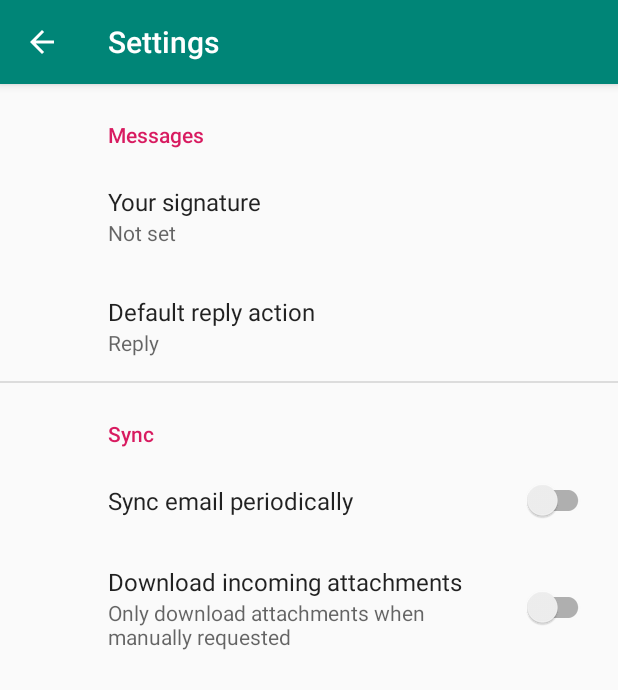
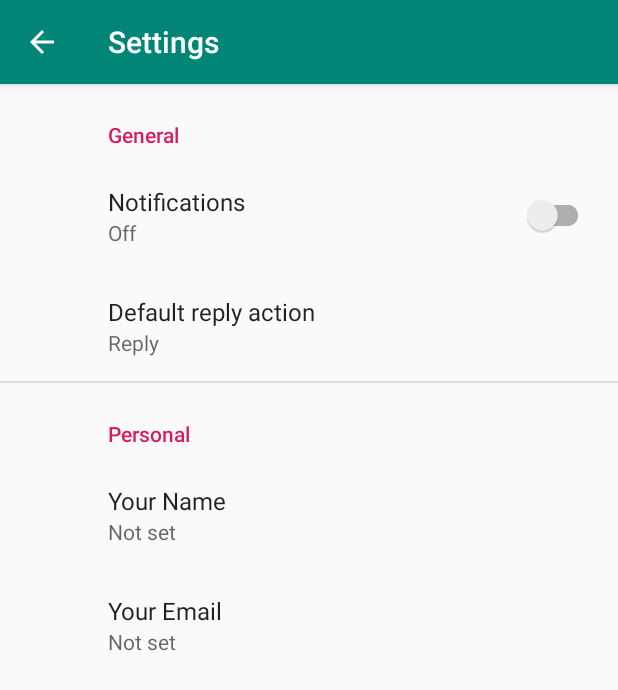
Before and after one commit to umanga-shrestha/BeerInventoryAppupdate, an Android app: the SettingsActivity screen opened directly, with no data from a screen before it, on a phone screen of 412 x 824 dp. Shown: the top 690 px of the screen. Run offline under Robolectric (Android 15) with nearby library versions, the phone set to English and light mode, and no system bars; our stand-ins replace androidx.preference.

Commit message:
Update settings

```diff
--- a/app/src/main/java/com/example/beerinventory/NewDrinkActitvity.java
+++ b/app/src/main/java/com/example/beerinventory/NewDrinkActitvity.java
@@ -1,18 +1,14 @@
 package com.example.beerinventory;
 
-import android.content.Context;
-import android.content.Intent;
 import android.os.Bundle;
 import android.text.InputFilter;
 import android.text.Spanned;
 import android.os.Environment;
-import android.util.Log;
 import android.view.View;
 import android.widget.Button;
 import android.widget.EditText;
-import android.widget.Toast;
 
-import java.nio.file.Files;
+
 import java.io.*;
 
 import androidx.appcompat.app.ActionBar;
--- a/app/src/main/java/com/example/beerinventory/SettingsActivity.java
+++ b/app/src/main/java/com/example/beerinventory/SettingsActivity.java
@@ -4,7 +4,6 @@ import android.os.Bundle;
 
 import androidx.appcompat.app.ActionBar;
 import androidx.appcompat.app.AppCompatActivity;
-import androidx.appcompat.widget.Toolbar;
 import androidx.preference.PreferenceFragmentCompat;
 
 public class SettingsActivity extends AppCompatActivity {
@@ -30,4 +29,5 @@ public class SettingsActivity extends AppCompatActivity {
             setPreferencesFromResource(R.xml.root_preferences, rootKey);
         }
     }
+
 }
--- a/app/src/main/res/layout/nav_header_main.xml
+++ b/app/src/main/res/layout/nav_header_main.xml
@@ -21,6 +21,7 @@
         app:srcCompat="@mipmap/ic_launcher_round" />
 
     <TextView
+        android:id="@+id/name"
         android:layout_width="match_parent"
         android:layout_height="wrap_content"
         android:paddingTop="@dimen/nav_header_vertical_spacing"
--- a/app/src/main/res/values/strings.xml
+++ b/app/src/main/res/values/strings.xml
@@ -19,17 +19,16 @@
     <string name="title_activity_settings">Settings</string>
 
     <!-- Preference Titles -->
-    <string name="messages_header">Messages</string>
-    <string name="sync_header">Sync</string>
+    <string name="general_header">General</string>
+    <string name="personal_header">Personal</string>
 
-    <!-- Messages Preferences -->
-    <string name="signature_title">Your signature</string>
+    <!-- General Preferences -->
+    <string name="notifications_title">Notifications</string>
+    <string name="notifications_summary_off">Off</string>
+    <string name="notifications_summary_on">On</string>
     <string name="reply_title">Default reply action</string>
 
-    <!-- Sync Preferences -->
-    <string name="sync_title">Sync email periodically</string>
-    <string name="attachment_title">Download incoming attachments</string>
-    <string name="attachment_summary_on">Automatically download attachments for incoming emails
-    </string>
-    <string name="attachment_summary_off">Only download attachments when manually requested</string>
+    <!-- Personal Preferences -->
+    <string name="name_title">Your Name</string>
+    <string name="email_title">Your Email</string>
 </resources>
--- a/app/src/main/res/xml/root_preferences.xml
+++ b/app/src/main/res/xml/root_preferences.xml
@@ -16,12 +16,13 @@
 
 <PreferenceScreen xmlns:app="http://schemas.android.com/apk/res-auto">
 
-    <PreferenceCategory app:title="@string/messages_header">
+    <PreferenceCategory app:title="@string/general_header">
 
-        <EditTextPreference
-            app:key="signature"
-            app:title="@string/signature_title"
-            app:useSimpleSummaryProvider="true" />
+        <SwitchPreferenceCompat
+            app:key="notifications"
+            app:title="@string/notifications_title"
+            app:summaryOff="@string/notifications_summary_off"
+            app:summaryOn="@string/notifications_summary_on" />
 
         <ListPreference
             app:defaultValue="reply"
@@ -33,18 +34,17 @@
 
     </PreferenceCategory>
 
-    <PreferenceCategory app:title="@string/sync_header">
+    <PreferenceCategory app:title="@string/personal_header">
 
-        <SwitchPreferenceCompat
-            app:key="sync"
-            app:title="@string/sync_title" />
+        <EditTextPreference
+            app:key="name"
+            app:title="@string/name_title"
+            app:useSimpleSummaryProvider="true" />
 
-        <SwitchPreferenceCompat
-            app:dependency="sync"
-            app:key="attachment"
-            app:summaryOff="@string/attachment_summary_off"
-            app:summaryOn="@string/attachment_summary_on"
-            app:title="@string/attachment_title" />
+        <EditTextPreference
+            app:key="email"
+            app:title="@string/email_title"
+            app:useSimpleSummaryProvider="true" />
 
     </PreferenceCategory>
 
```
Also changed, not shown: app/src/main/java/com/example/beerinventory/MainActivity.java (+0 -8 lines).
